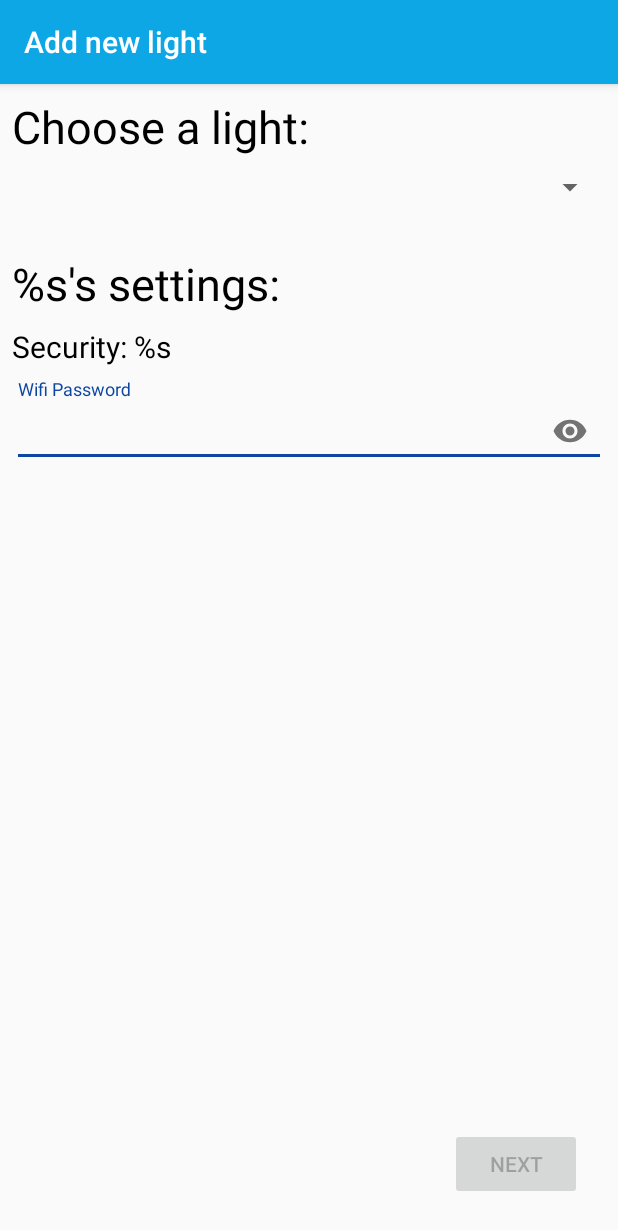
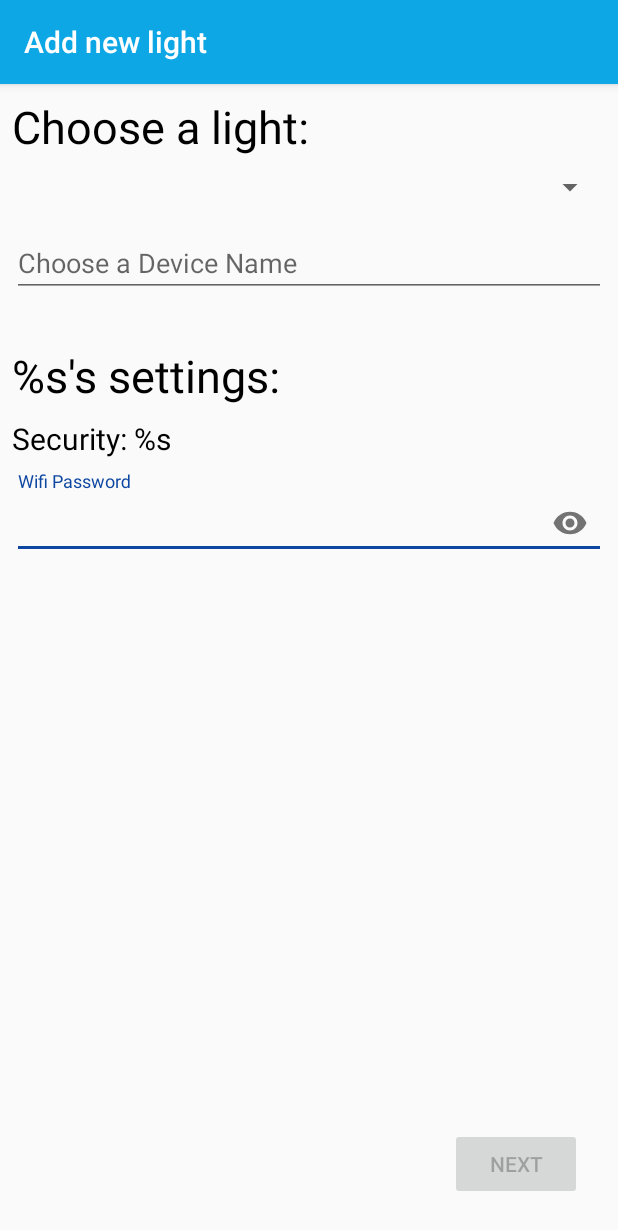
Before and after one commit to Julrouxxx/TouchFit, an Android app: the AddDevicesActivity screen opened directly, with no data from a screen before it, on a phone screen of 412 x 824 dp. Shown: the top 1230 px of the screen. Run offline under Robolectric (Android 15) with nearby library versions, the phone set to English and light mode, and no system bars; 1 statement that could not run was skipped.

```diff
--- a/app/src/main/java/uqac/bigbrainstudio/touchfit/ui/devices/DevicesManager.java
+++ b/app/src/main/java/uqac/bigbrainstudio/touchfit/ui/devices/DevicesManager.java
@@ -8,7 +8,10 @@ public class DevicesManager  {
     public ArrayList<Devices> devices = new ArrayList<>();
 
     DevicesManager() {
-        devices.add(new Devices(0));
+        devices.add(new Devices(0, "Bullshit"));
+        devices.add(new Devices(1, "Real"));
+        devices.add(new Devices(2, "touchfit"));
+        devices.add(new Devices(3, "julien"));
         //TODO: Load from sql
     }
     public Devices getDevicesByIp(InetAddress ip){
--- a/app/src/main/res/layout/activity_add_devices.xml
+++ b/app/src/main/res/layout/activity_add_devices.xml
@@ -42,8 +42,8 @@
             android:text="@string/network_settings"
             app:layout_constraintStart_toStartOf="parent"
             android:layout_marginStart="8dp"
-            app:layout_constraintTop_toBottomOf="@+id/spinner_wifi"
-            android:layout_marginTop="32dp"/>
+            android:layout_marginTop="32dp"
+            app:layout_constraintTop_toBottomOf="@+id/addNameDevice"/>
 
     <TextView
             android:id="@+id/networkSecTextView"
@@ -101,4 +101,17 @@
             app:layout_constraintTop_toTopOf="parent"
             app:layout_constraintBottom_toBottomOf="parent"
             android:visibility="gone"/>
+
+    <EditText
+            android:hint="@string/choose_a_device_name"
+            android:inputType="text"
+            android:layout_width="0dp"
+            android:layout_height="wrap_content"
+            android:id="@+id/addNameDevice"
+            app:layout_constraintTop_toBottomOf="@+id/spinner_wifi"
+            android:layout_marginTop="16dp"
+            app:layout_constraintEnd_toEndOf="parent"
+            android:layout_marginEnd="8dp"
+            app:layout_constraintStart_toStartOf="parent"
+            android:layout_marginStart="8dp"/>
 </androidx.constraintlayout.widget.ConstraintLayout>
--- a/app/src/main/res/values/strings.xml
+++ b/app/src/main/res/values/strings.xml
@@ -36,5 +36,6 @@
     <string name="wifi_password">Wifi Password</string>
     <string name="sign_in_failed_connection">Google sign in failed, please check your connection</string>
     <string name="auth_failed">Authentication Failed.</string>
+    <string name="choose_a_device_name">Choose a Device Name</string>
 
 </resources>
```
Also changed, not shown: app/src/main/java/uqac/bigbrainstudio/touchfit/ui/devices/AddDevicesActivity.java (+10 -7 lines), app/src/main/java/uqac/bigbrainstudio/touchfit/ui/devices/Devices.java (+16 -2 lines), app/src/main/java/uqac/bigbrainstudio/touchfit/ui/devices/DevicesDataRunnable.java (+47 -21 lines).
